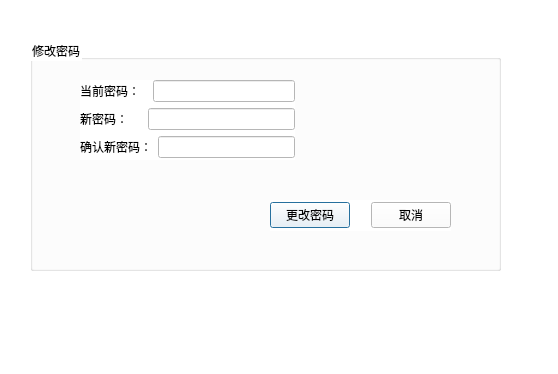
faellsa/teachersmanagement, file usermanagementdialog.ui: the form before one commit.
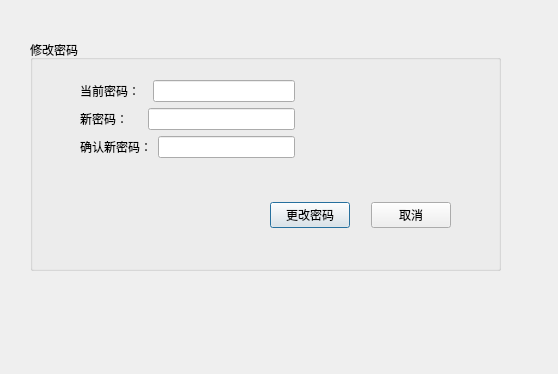
The form after the commit.

The edit to the form file:
```diff
--- a/usermanagementdialog.ui
+++ b/usermanagementdialog.ui
@@ -13,9 +13,6 @@
   <property name="windowTitle">
    <string>Dialog</string>
   </property>
-  <property name="styleSheet">
-   <string notr="true">background-color: rgb(255, 255, 255);</string>
-  </property>
   <widget class="QGroupBox" name="groupBox">
    <property name="geometry">
     <rect>
```
